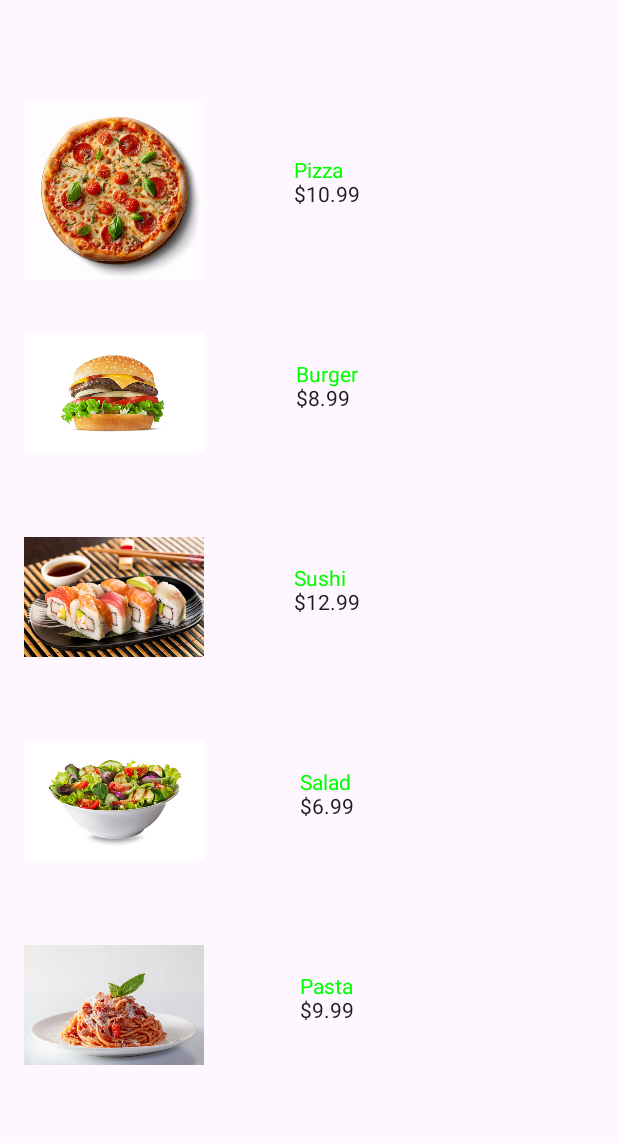
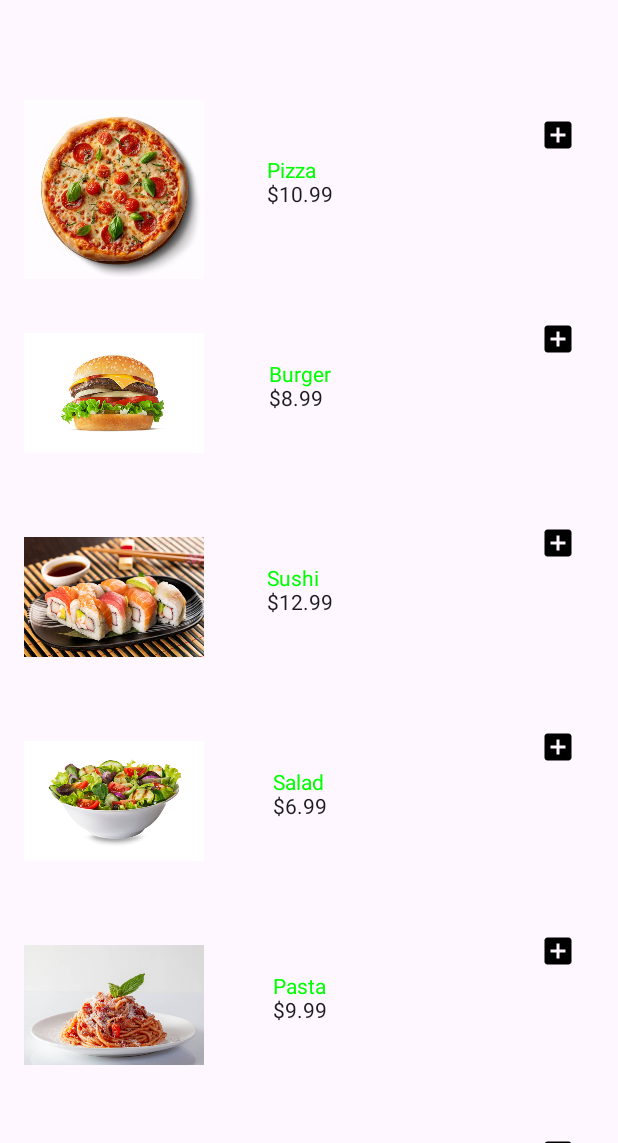
Before and after one commit to PentaShin/FoodListCompose, an Android app built with Jetpack Compose: the screen it shows after launch (MainActivity), on a phone screen of 412 x 824 dp, the part 93-1236 px from its top. Run offline under Robolectric (Android 15) with nearby library versions, the phone set to English and light mode, and no system bars.

Commit message:
We will back right here. 2

```diff
--- /dev/null
+++ b/app/src/main/java/com/example/foodlistcompose/ui/FoodPage.kt
@@ -0,0 +1,103 @@
+package com.example.foodlistcompose.ui
+
+import androidx.compose.foundation.Image
+import androidx.compose.foundation.layout.Arrangement
+import androidx.compose.foundation.layout.Column
+import androidx.compose.foundation.layout.PaddingValues
+import androidx.compose.foundation.layout.Row
+import androidx.compose.foundation.layout.fillMaxWidth
+import androidx.compose.foundation.layout.padding
+import androidx.compose.foundation.layout.size
+import androidx.compose.foundation.lazy.LazyColumn
+import androidx.compose.material3.Icon
+import androidx.compose.material3.IconButton
+import androidx.compose.material3.Text
+import androidx.compose.runtime.Composable
+import androidx.compose.ui.Alignment
+import androidx.compose.ui.Modifier
+import androidx.compose.ui.graphics.Color
+import androidx.compose.ui.res.painterResource
+import androidx.compose.ui.tooling.preview.Preview
+import androidx.compose.ui.unit.dp
+import androidx.navigation.NavController
+import androidx.navigation.NavHostController
+import androidx.navigation.compose.rememberNavController
+import com.example.foodlistcompose.R
+import com.example.foodlistcompose.ui.theme.MyappTheme
+
+val foodlist = listOf(
+    FoodList(1, "Pizza", "Delicious Italian pizza", R.drawable.pizza , "$10.99", R.drawable.ic_add ),
+    FoodList(2, "Burger", "Juicy beef burger", R.drawable.burger , "$8.99" , R.drawable.ic_add),
+    FoodList(3, "Sushi", "Assorted sushi rolls", R.drawable.sushi , "$12.99", R.drawable.ic_add),
+    FoodList(4, "Salad", "Fresh garden salad", R.drawable.salad , "$6.99", R.drawable.ic_add),
+    FoodList(5, "Pasta", "Classic Italian pasta", R.drawable.pasta, "$9.99", R.drawable.ic_add),
+    FoodList(6, "Tacos", "Mexican taco bowl", R.drawable.tacos, "$7.99", R.drawable.ic_add),
+    FoodList(7, "Steak", "Juicy steak sandwich", R.drawable.steak, "$11.99", R.drawable.ic_add)
+)
+
+
+
+@Composable
+fun FoodPage(
+    modifier: Modifier,
+    navController: NavHostController
+) {
+    LazyColumn(
+        modifier = Modifier,
+        contentPadding = PaddingValues(16.dp),
+        verticalArrangement = Arrangement.spacedBy(16.dp)
+    ) {
+        items(foodlist.size) { index ->
+            val food = foodlist[index]
+            Row(
+                modifier = Modifier.fillMaxWidth(),
+                horizontalArrangement = Arrangement.SpaceBetween
+            ) {
+                Image(
+                    painter = painterResource(id = food.image),
+                    contentDescription = food.name,
+                    modifier = Modifier
+                        .padding(end = 16.dp)
+                        .size(120.dp),
+                )
+
+
+                Column(
+                    modifier = Modifier
+                        .padding(end = 100.dp)
+                        .align(Alignment.CenterVertically)
+                ) {
+                    Text(
+                        text = food.name,
+                        color = Color.Green
+                    )
+                    Text(
+                        text = food.price,
+                        modifier = Modifier.padding(bottom = 8.dp),
+                    )
+                }
+                IconButton(
+                    onClick = {
+                        navController.navigate("ShopAddScreen")
+                    },
+                    modifier = Modifier.size(48.dp),
+                    content = {
+                        Image(
+                            painter = painterResource(id = food.icon),
+                            contentDescription = "Add",
+                            modifier = Modifier.size(24.dp),
+                        )
+                    }
+                )
+            }
+        }
+    }
+}
+
+@Preview(showBackground = true)
+@Composable
+fun FoodPagePreview() {
+    MyappTheme {
+        FoodPage(modifier = Modifier, navController = rememberNavController())
+    }
+}
--- a/app/src/main/java/com/example/foodlistcompose/ui/MainActivity.kt
+++ b/app/src/main/java/com/example/foodlistcompose/ui/MainActivity.kt
@@ -36,11 +36,17 @@ import androidx.compose.ui.res.painterResource
 import androidx.compose.ui.tooling.preview.Preview
 import androidx.compose.ui.unit.dp
 import androidx.compose.ui.unit.sp
+import androidx.navigation.NavController
+import androidx.navigation.NavHostController
+import androidx.navigation.compose.rememberNavController
 import com.example.foodlistcompose.R
 
-class MainActivity : ComponentActivity() {
+class MainActivity() : ComponentActivity() {
     @OptIn(ExperimentalMaterial3Api::class)
     override fun onCreate(savedInstanceState: Bundle?) {
+
+        lateinit var navController: NavController
+
         super.onCreate(savedInstanceState)
         enableEdgeToEdge()
         setContent {
@@ -54,7 +60,9 @@ class MainActivity : ComponentActivity() {
                             .height(80.dp),
                         actions = {
                             IconButton(
-                                onClick = { /* TODO */ },
+                                onClick = {
+                                    navController.navigate("ShopAddScreen")
+                                },
                             ) {
                                 Image(
                                     painter = painterResource(id = R.drawable.ic_shop),
@@ -65,92 +73,12 @@ class MainActivity : ComponentActivity() {
                     )
                 },
                 content = { innerPadding ->
-                    FoodListStruct(
-                        modifier = Modifier
-                            .padding(innerPadding)
-                            .fillMaxSize()
+                    Navigation(
+                        navController = rememberNavController(),
+                        modifier = Modifier.padding(innerPadding),
                     )
                 }
             )
         }
     }
 }
-
-
-val foodlist = listOf(
-    FoodList(1, "Pizza", "Delicious Italian pizza", R.drawable.pizza , "$10.99", R.drawable.ic_add ),
-    FoodList(2, "Burger", "Juicy beef burger", R.drawable.burger , "$8.99" , R.drawable.ic_add),
-    FoodList(3, "Sushi", "Assorted sushi rolls", R.drawable.sushi , "$12.99", R.drawable.ic_add),
-    FoodList(4, "Salad", "Fresh garden salad", R.drawable.salad , "$6.99", R.drawable.ic_add),
-    FoodList(5, "Pasta", "Classic Italian pasta", R.drawable.pasta, "$9.99", R.drawable.ic_add),
-    FoodList(6, "Tacos", "Mexican taco bowl", R.drawable.tacos, "$7.99", R.drawable.ic_add),
-    FoodList(7, "Steak", "Juicy steak sandwich", R.drawable.steak, "$11.99", R.drawable.ic_add)
-)
-
-
-
-@Composable
-fun FoodListStruct(
-    modifier: Modifier = Modifier
-) {
-    LazyColumn(
-        modifier = modifier,
-        contentPadding = PaddingValues(16.dp),
-        verticalArrangement = Arrangement.spacedBy(16.dp)
-    ) {
-        items(foodlist.size) { index ->
-            val food = foodlist[index]
-            Row(
-                modifier = Modifier.fillMaxWidth(),
-                horizontalArrangement = Arrangement.SpaceBetween
-            ) {
-                Image(
-                    painter = painterResource(id = food.image),
-                    contentDescription = food.name,
-                    modifier = Modifier
-                        .padding(end = 16.dp)
-                        .size(120.dp),
-                )
-
-
-                Column(
-                    modifier = Modifier
-                        .padding(end = 100.dp)
-                        .align(Alignment.CenterVertically)
-                ) {
-                    Text(
-                        text = food.name,
-                        color = Color.Green
-                    )
-                    Text(
-                        text = food.price,
-                        modifier = Modifier.padding(bottom = 8.dp),
-                    )
-                }
-                IconButton(
-                    onClick = { /* TODO */ },
-                    modifier = Modifier
-                        .size(12.dp)
-                        .padding(end = 32.dp)
-                ) {
-                    Image(
-                        painter = painterResource(id = food.icon),
-                        contentDescription = "Add"
-                    )
-                }
-            }
-        }
-    }
-}
-
-
-
-
-
-@Preview(showBackground = true)
-@Composable
-fun GreetingPreview() {
-    MyappTheme {
-        FoodListStruct()
-    }
-}
--- a/app/src/main/java/com/example/foodlistcompose/ui/Navigation.kt
+++ b/app/src/main/java/com/example/foodlistcompose/ui/Navigation.kt
@@ -1 +1,28 @@
 package com.example.foodlistcompose.ui
+
+import androidx.compose.runtime.Composable
+import androidx.compose.ui.Modifier
+import androidx.navigation.NavHostController
+import androidx.navigation.compose.NavHost
+import androidx.navigation.compose.composable
+
+
+@Composable
+fun Navigation(
+    navController: NavHostController,
+    modifier: Modifier = Modifier,
+){
+
+   NavHost(
+       navController = navController,
+       startDestination = "FoodPage",
+       modifier = modifier
+   ) {
+       composable("FoodPage") {
+           FoodPage(modifier , navController)
+       }
+       composable("ShopAddScreen") {
+           ShopAddScreen(modifier , navController)
+       }
+   }
+}
--- a/app/src/main/java/com/example/foodlistcompose/ui/ShopAddScreen.kt
+++ b/app/src/main/java/com/example/foodlistcompose/ui/ShopAddScreen.kt
@@ -1 +1,12 @@
 package com.example.foodlistcompose.ui
+
+import androidx.compose.runtime.Composable
+import androidx.compose.ui.Modifier
+import androidx.navigation.NavController
+import androidx.navigation.NavHostController
+
+
+@Composable
+fun ShopAddScreen(modifier: Modifier, navController: NavHostController){
+
+}
```
